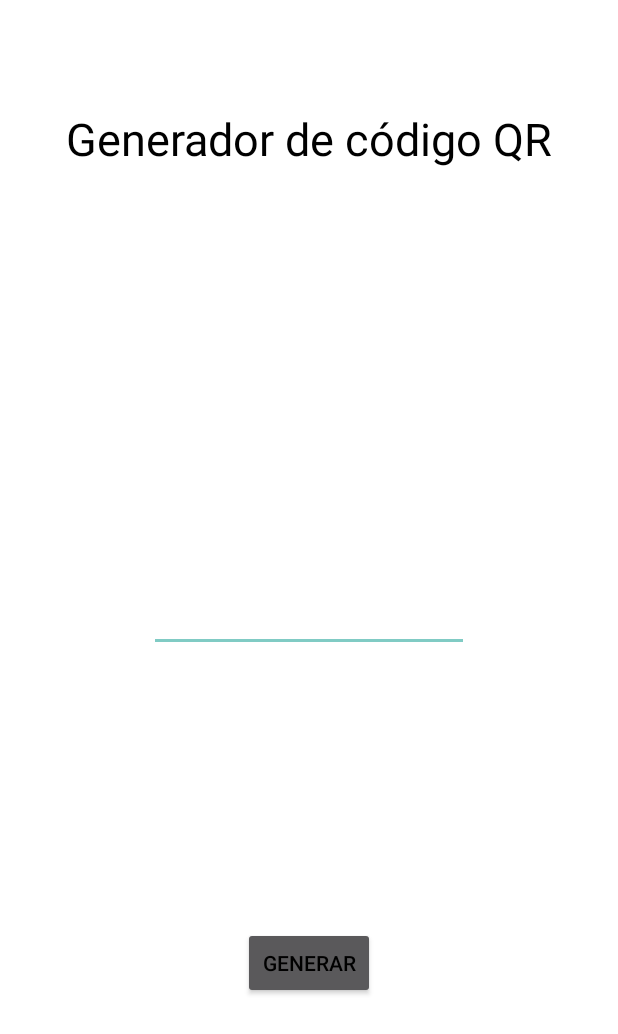
After one commit to m4aguilar/AppQR, an Android app: the layout activity_qr.xml on its own in the app's theme, with its tools: preview values and no code run, on a phone screen of 412 x 824 dp. The commit adds this screen. Shown: the top 1034 px of the screen. Run offline under Robolectric (Android 15) with nearby library versions, the phone set to English and light mode, and no system bars.

```diff
--- /dev/null
+++ b/app/src/main/res/layout/activity_qr.xml
@@ -0,0 +1,40 @@
+<?xml version="1.0" encoding="utf-8"?>
+<RelativeLayout xmlns:android="http://schemas.android.com/apk/res/android"
+    android:layout_width="match_parent"
+    android:layout_height="match_parent"
+    android:background="@android:color/white">
+
+    <Button
+        android:id="@+id/button"
+        android:layout_width="wrap_content"
+        android:layout_height="wrap_content"
+        android:text="Generar"
+        android:textColor="@android:color/black"
+        android:layout_alignParentBottom="true"
+        android:layout_centerHorizontal="true"
+        android:layout_marginBottom="158dp" />
+
+    <EditText
+        android:id="@+id/editText"
+        android:layout_width="wrap_content"
+        android:layout_height="wrap_content"
+        android:ems="10"
+        android:inputType="number"
+        android:layout_centerVertical="true"
+        android:layout_centerHorizontal="true" />
+
+    <TextView
+        android:id="@+id/textView3"
+        android:layout_width="wrap_content"
+        android:layout_height="wrap_content"
+        android:layout_alignParentEnd="true"
+        android:layout_alignParentLeft="true"
+        android:layout_alignParentRight="true"
+        android:layout_alignParentStart="true"
+        android:layout_alignParentTop="true"
+        android:layout_marginTop="72dp"
+        android:text="Generador de código QR"
+        android:textAlignment="center"
+        android:textColor="@android:color/black"
+        android:textSize="30sp" />
+</RelativeLayout>
```
Also changed, not shown: app/src/main/AndroidManifest.xml (+12 -2 lines), app/src/main/java/com/example/mal90/appqr/MainActivity.java (+35 -13 lines), app/src/main/java/com/example/mal90/appqr/QRActivity.java (added, +41 -0 lines), 4 other files.
